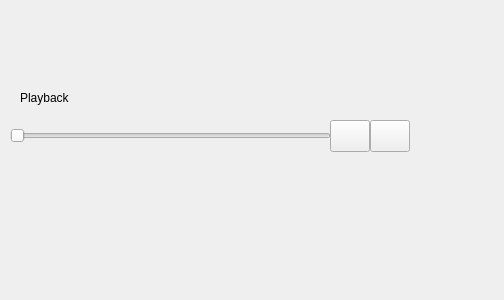
Above: rena/ui/PlayBackWidget.ui from PhysioLabXR/PhysioLabXR-Community before the change. Below: the same form after it.
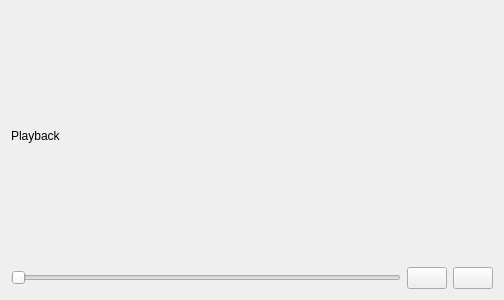
That is the form after the change. Icons and pictures are not drawn.

Commit message: [WIP] progress bar now refreshes correctly, toggle button works as expected

The edit to the form file:
```diff
--- a/rena/ui/PlayBackWidget.ui
+++ b/rena/ui/PlayBackWidget.ui
@@ -13,41 +13,25 @@
   <property name="windowTitle">
    <string>Form</string>
   </property>
+  <layout class="QVBoxLayout" name="verticalLayout">
+       <item>
+    <widget class="QLabel" name="label">
+     <property name="text">
+      <string>Playback</string>
+     </property>
+    </widget>
+   </item>
+   <item>
+    <layout class="QHBoxLayout" name="horizontalLayout">
+     <item>
   <widget class="QSlider" name="horizontalSlider">
-   <property name="geometry">
-    <rect>
-     <x>10</x>
-     <y>100</y>
-     <width>321</width>
-     <height>71</height>
-    </rect>
-   </property>
    <property name="orientation">
     <enum>Qt::Horizontal</enum>
    </property>
   </widget>
-  <widget class="QLabel" name="label">
-   <property name="geometry">
-    <rect>
-     <x>20</x>
-     <y>90</y>
-     <width>101</width>
-     <height>16</height>
-    </rect>
-   </property>
-   <property name="text">
-    <string>Playback</string>
-   </property>
-  </widget>
+     </item>
+     <item>
   <widget class="QPushButton" name="playPauseButton">
-   <property name="geometry">
-    <rect>
-     <x>330</x>
-     <y>120</y>
-     <width>40</width>
-     <height>32</height>
-    </rect>
-   </property>
    <property name="text">
     <string/>
    </property>
@@ -62,15 +46,9 @@
     <bool>false</bool>
    </property>
   </widget>
+     </item>
+     <item>
   <widget class="QPushButton" name="stopButton">
-   <property name="geometry">
-    <rect>
-     <x>370</x>
-     <y>120</y>
-     <width>40</width>
-     <height>32</height>
-    </rect>
-   </property>
    <property name="text">
     <string/>
    </property>
@@ -79,6 +57,10 @@
      <normaloff>../../media/icons/stop.png</normaloff>../../media/icons/stop.png</iconset>
    </property>
   </widget>
+     </item>
+    </layout>
+   </item>
+  </layout>
  </widget>
  <resources/>
  <connections/>
```
Left out of the diff: 2 changed lines with no effect on the pictures. Lines whose indentation alone changed are shown as unchanged. The commit also changes 3 other files.
